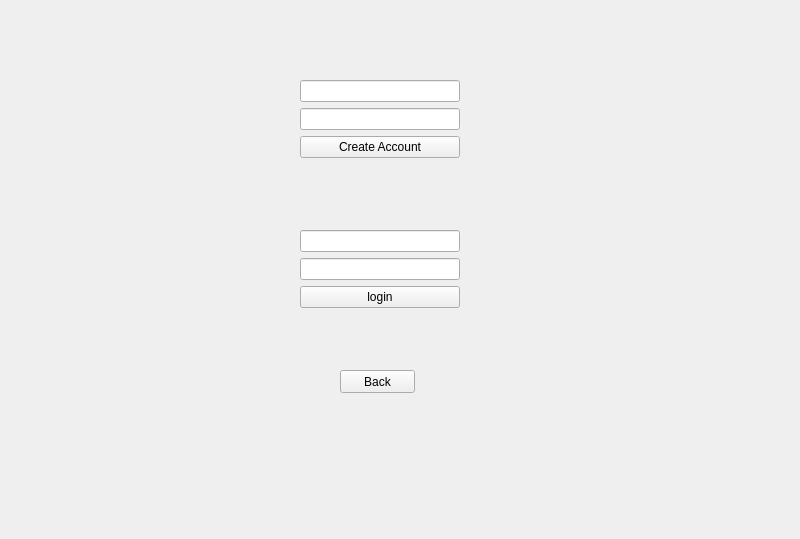
Qt form Login.ui (Mjolksaft/Grupp-13) before a commit.
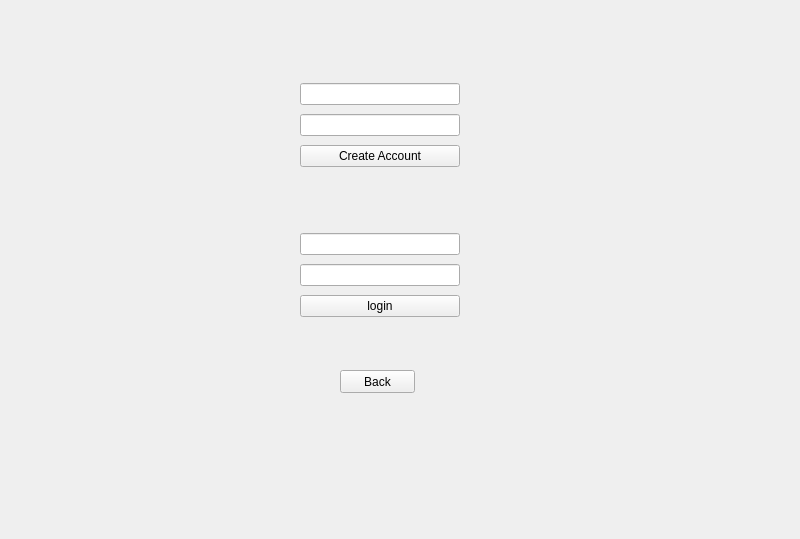
The same form after that commit.

Commit message: fixed a bug which crashed the program when adding a subject

The edit to the form file:
```diff
--- a/Login.ui
+++ b/Login.ui
@@ -19,7 +19,7 @@
      <x>300</x>
      <y>80</y>
      <width>160</width>
-     <height>80</height>
+     <height>92</height>
     </rect>
    </property>
    <layout class="QVBoxLayout" name="verticalLayout">
@@ -52,7 +52,7 @@
      <x>300</x>
      <y>230</y>
      <width>160</width>
-     <height>80</height>
+     <height>92</height>
     </rect>
    </property>
    <layout class="QVBoxLayout" name="verticalLayout_2">
@@ -68,6 +68,9 @@
       <property name="text">
        <string/>
       </property>
+      <property name="echoMode">
+       <enum>QLineEdit::Password</enum>
+      </property>
      </widget>
     </item>
     <item>
```
Left out of the diff: 4 changed lines with no effect on the pictures. The commit also changes 2 other files.
